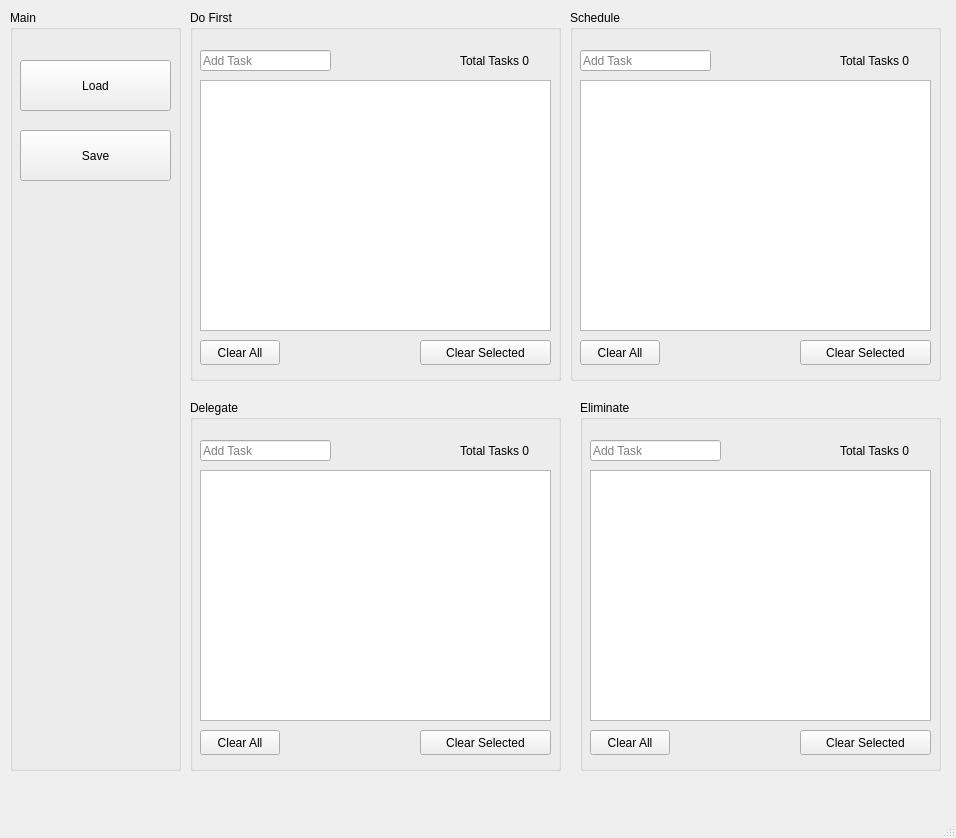
This is REisenhowerMatrix/reisenhowermatrixmainwindow.ui in calkas/REisenhowerMatrix as Qt 5 draws it before an edit. The edited form follows.
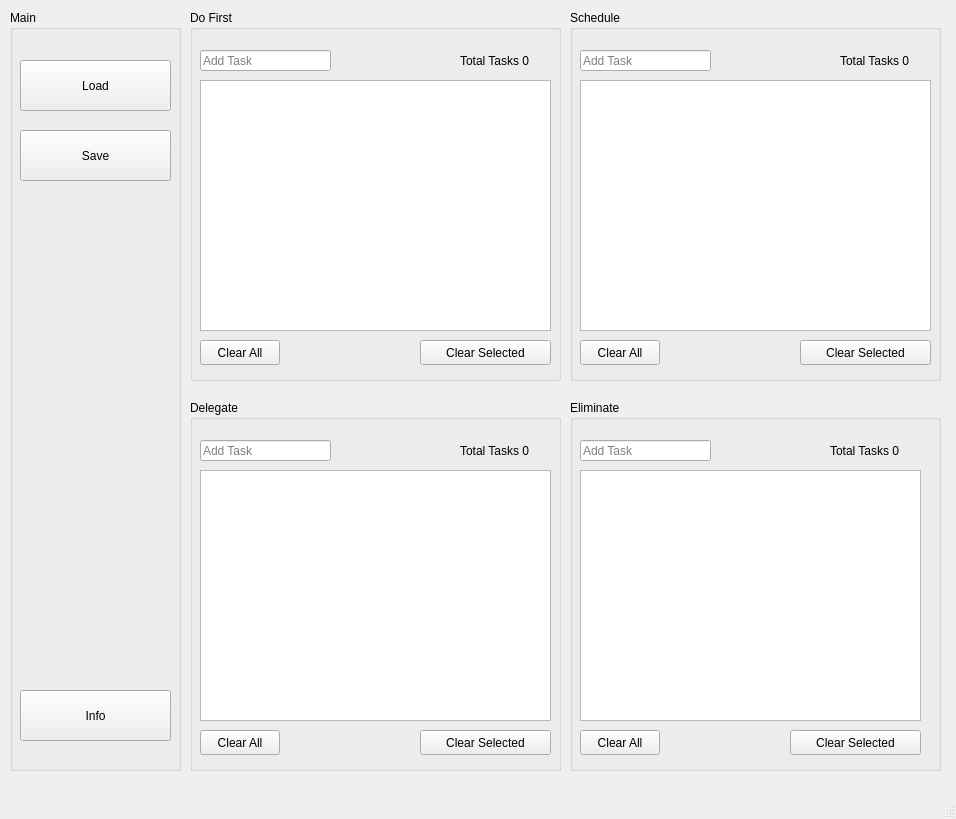
This is the edited form. Icons and pictures are not drawn.

The edit to the form file:
```diff
--- a/REisenhowerMatrix/reisenhowermatrixmainwindow.ui
+++ b/REisenhowerMatrix/reisenhowermatrixmainwindow.ui
@@ -7,7 +7,7 @@
     <x>0</x>
     <y>0</y>
     <width>956</width>
-    <height>838</height>
+    <height>819</height>
    </rect>
   </property>
   <property name="windowTitle">
@@ -72,6 +72,29 @@
       </size>
      </property>
     </widget>
+    <widget class="QPushButton" name="infoButton">
+     <property name="geometry">
+      <rect>
+       <x>10</x>
+       <y>680</y>
+       <width>151</width>
+       <height>51</height>
+      </rect>
+     </property>
+     <property name="text">
+      <string>Info</string>
+     </property>
+     <property name="icon">
+      <iconset resource="resources.qrc">
+       <normaloff>:/eMatrix/Resources/info.png</normaloff>:/eMatrix/Resources/info.png</iconset>
+     </property>
+     <property name="iconSize">
+      <size>
+       <width>25</width>
+       <height>25</height>
+      </size>
+     </property>
+    </widget>
    </widget>
    <widget class="QGroupBox" name="emDoGroupBox">
     <property name="geometry">
@@ -322,9 +345,9 @@
    <widget class="QGroupBox" name="emEliminateGroupBox">
     <property name="geometry">
      <rect>
-      <x>580</x>
+      <x>570</x>
       <y>400</y>
-      <width>361</width>
+      <width>371</width>
       <height>371</height>
      </rect>
     </property>
```
